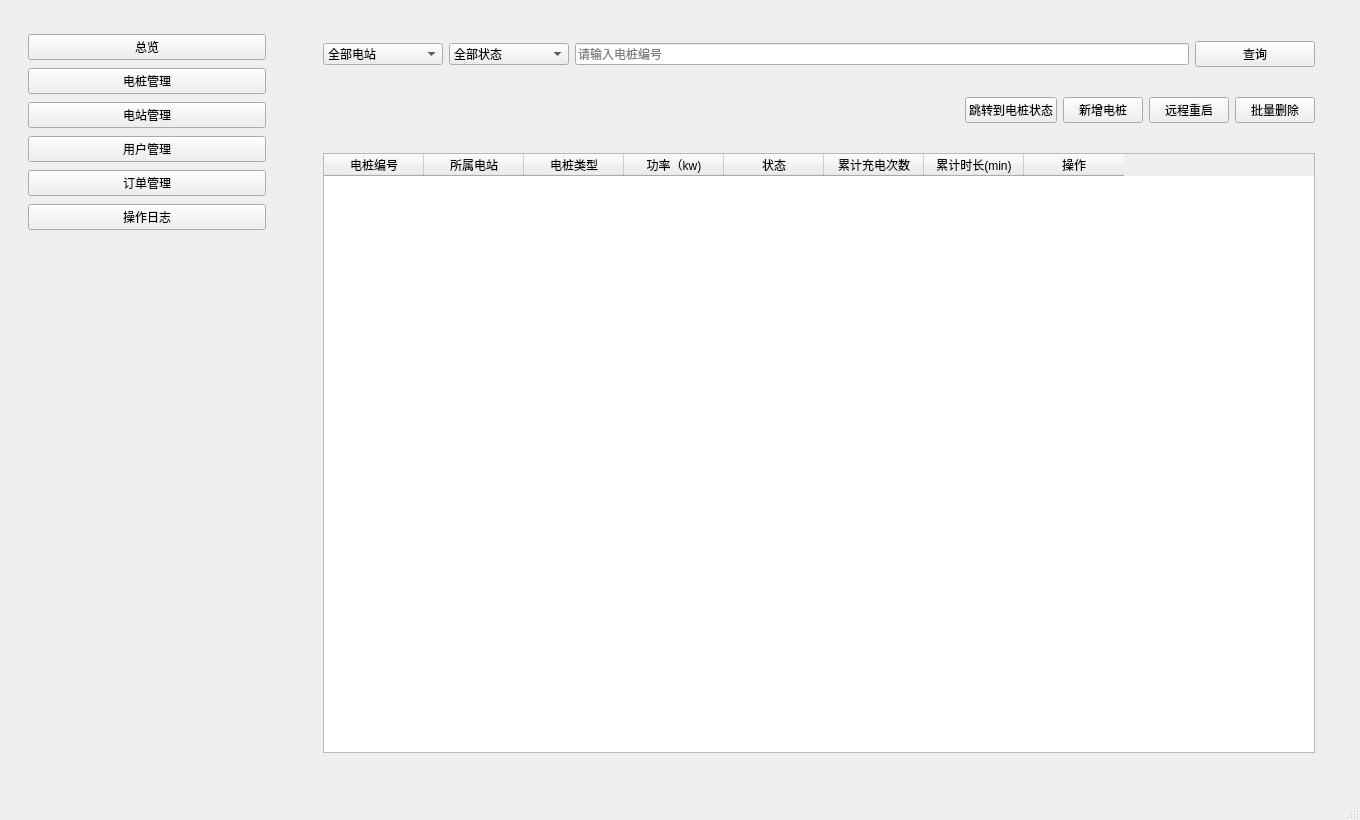
First picture: the form in admin/mainwindow.ui, repository river-cc-77/task_ShortSemester, before the edit.
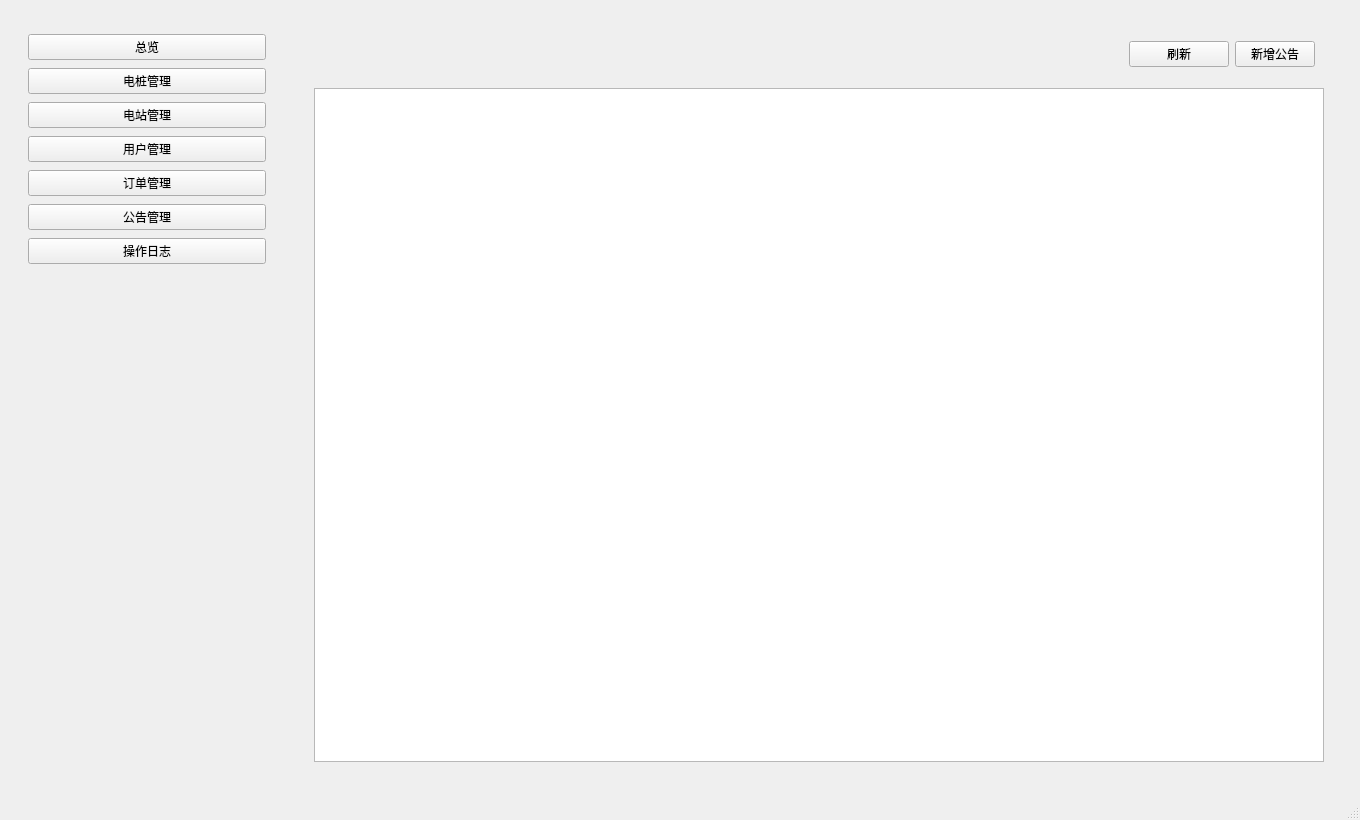
Second picture: the form after the edit. The open tabs and pages were chosen to show the change.

Commit message: adjust admin window

Diff of the .ui file:
```diff
--- a/admin/mainwindow.ui
+++ b/admin/mainwindow.ui
@@ -137,6 +137,19 @@
          </property>
         </widget>
        </item>
+       <item>
+        <widget class="QPushButton" name="btnAnnouncement">
+         <property name="sizePolicy">
+          <sizepolicy hsizetype="Expanding" vsizetype="Fixed">
+           <horstretch>0</horstretch>
+           <verstretch>0</verstretch>
+          </sizepolicy>
+         </property>
+         <property name="text">
+          <string>公告管理</string>
+         </property>
+        </widget>
+       </item>
        <item>
         <widget class="QPushButton" name="btnLog">
          <property name="sizePolicy">
@@ -1059,6 +1072,74 @@
         </item>
        </layout>
       </widget>
+      <widget class="QWidget" name="page_7">
+       <layout class="QVBoxLayout" name="verticalLayout_announcement">
+        <property name="leftMargin">
+         <number>20</number>
+        </property>
+        <property name="topMargin">
+         <number>16</number>
+        </property>
+        <property name="rightMargin">
+         <number>20</number>
+        </property>
+        <property name="bottomMargin">
+         <number>20</number>
+        </property>
+        <property name="spacing">
+         <number>12</number>
+        </property>
+        <item>
+         <widget class="QWidget" name="widget_announcementFilter" native="true">
+          <layout class="QHBoxLayout" name="horizontalLayout_announcementFilter">
+           <item>
+            <spacer name="horizontalSpacer_announcement">
+             <property name="orientation">
+              <enum>Qt::Horizontal</enum>
+             </property>
+             <property name="sizeHint" stdset="0">
+              <size>
+               <width>40</width>
+               <height>20</height>
+              </size>
+             </property>
+            </spacer>
+           </item>
+           <item>
+            <widget class="QPushButton" name="btnAnnouncementRefresh">
+             <property name="minimumSize">
+              <size>
+               <width>100</width>
+               <height>0</height>
+              </size>
+             </property>
+             <property name="text">
+              <string>刷新</string>
+             </property>
+            </widget>
+           </item>
+           <item>
+            <widget class="QPushButton" name="btnAnnouncementAdd">
+             <property name="text">
+              <string>新增公告</string>
+             </property>
+            </widget>
+           </item>
+          </layout>
+         </widget>
+        </item>
+        <item>
+         <widget class="QTableWidget" name="tableAnnouncement">
+          <property name="selectionBehavior">
+           <enum>QAbstractItemView::SelectRows</enum>
+          </property>
+          <property name="alternatingRowColors">
+           <bool>true</bool>
+          </property>
+         </widget>
+        </item>
+       </layout>
+      </widget>
      </widget>
     </item>
    </layout>
```
The commit also changes 5 other files.
